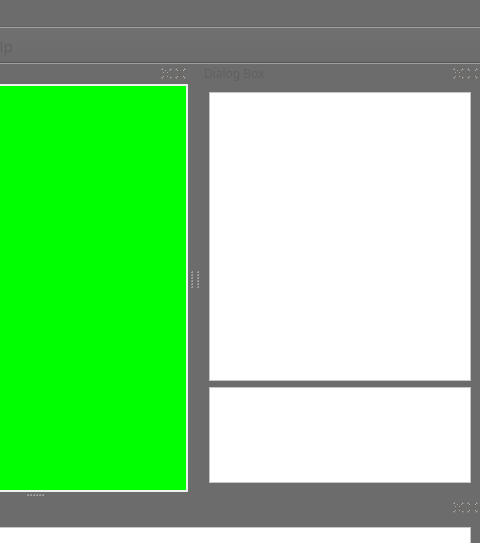
Qt form machinimaker/machinimaker.ui (benjaminclay01/machinimaker) before a commit; both pictures show x 412 to 892 and y 0 to 543 of the 892 by 728 pixel window.
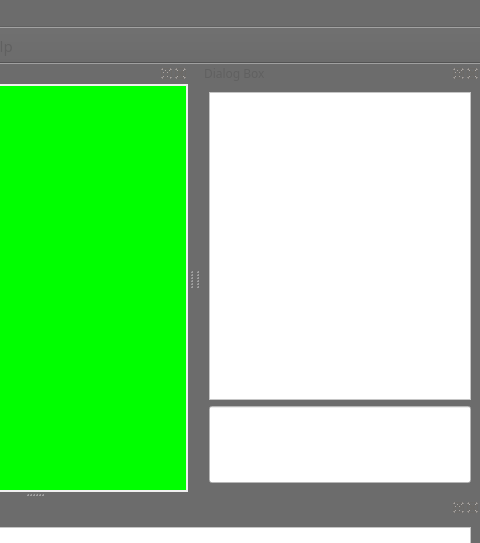
The same form after that commit. Icons and pictures are not drawn.

Commit message: Allowed user to type into application and send message to dialog box

The edit to the form file:
```diff
--- a/machinimaker/machinimaker.ui
+++ b/machinimaker/machinimaker.ui
@@ -1133,9 +1133,15 @@
     <number>2</number>
    </attribute>
    <widget class="QWidget" name="dockWidgetContents_3">
-    <layout class="QVBoxLayout" name="verticalLayout" stretch="3,1">
+    <layout class="QVBoxLayout" name="verticalLayout" stretch="4,1">
      <item>
       <widget class="QTextBrowser" name="textBrowser">
+       <property name="font">
+        <font>
+         <family>Segoe UI This</family>
+         <pointsize>10</pointsize>
+        </font>
+       </property>
        <property name="styleSheet">
         <string notr="true">background-color:rgb(255,255,255);
 color:rgb(0,0,0);</string>
@@ -1143,11 +1149,29 @@
       </widget>
      </item>
      <item>
-      <widget class="QTextEdit" name="textEdit">
+      <widget class="QLineEdit" name="lineEdit">
+       <property name="sizePolicy">
+        <sizepolicy hsizetype="Expanding" vsizetype="Expanding">
+         <horstretch>0</horstretch>
+         <verstretch>0</verstretch>
+        </sizepolicy>
+       </property>
+       <property name="font">
+        <font>
+         <family>Segoe UI This</family>
+         <pointsize>10</pointsize>
+        </font>
+       </property>
        <property name="styleSheet">
         <string notr="true">background-color:rgb(255,255,255);
 color:rgb(0,0,0);</string>
        </property>
+       <property name="alignment">
+        <set>Qt::AlignmentFlag::AlignLeading|Qt::AlignmentFlag::AlignLeft|Qt::AlignmentFlag::AlignTop</set>
+       </property>
+       <property name="dragEnabled">
+        <bool>false</bool>
+       </property>
       </widget>
      </item>
     </layout>
```
Left out of the diff: 8 changed lines with no effect on the pictures. The commit also changes 2 other files.
